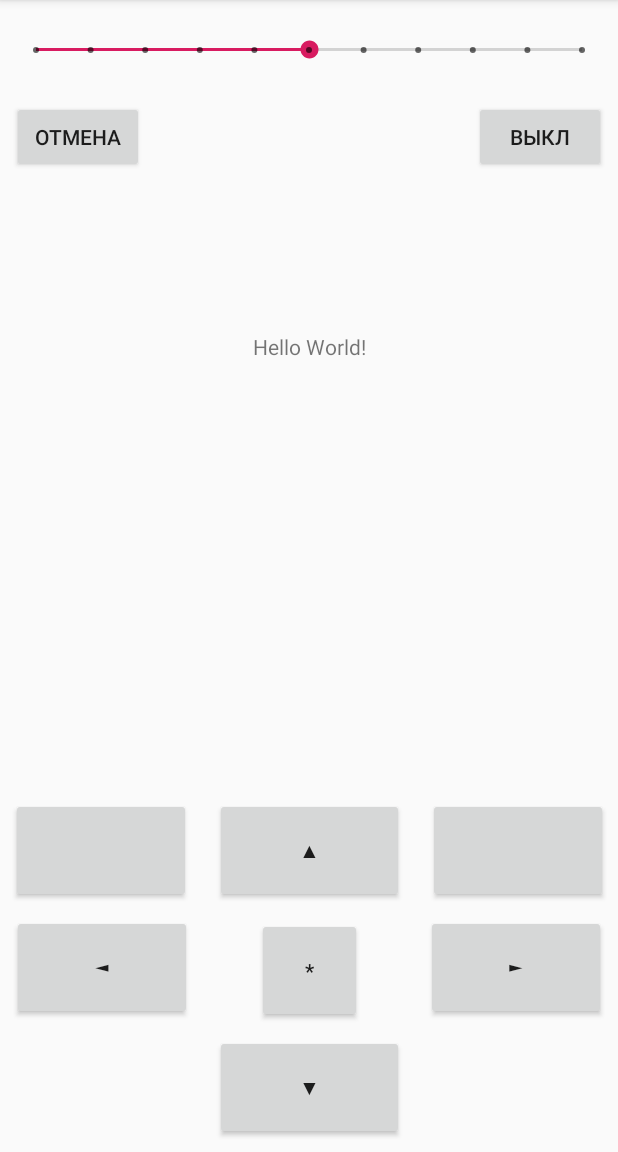
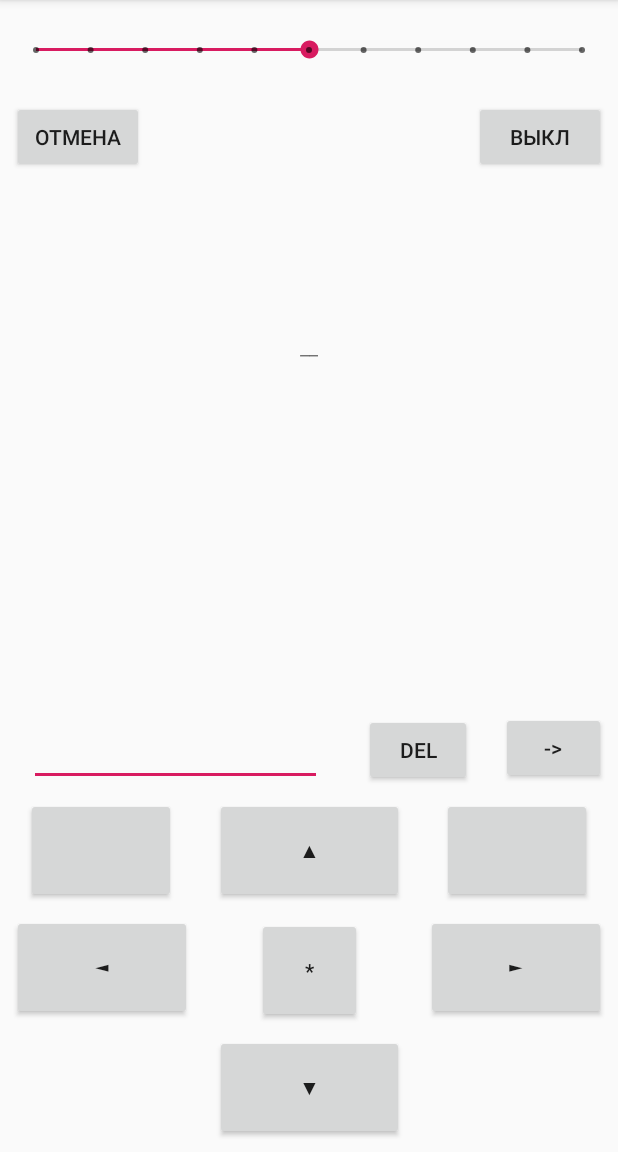
Before and after one commit to solovi4/ControllerPC, an Android app: the screen it shows after launch (MainActivity), on a phone screen of 412 x 824 dp, the part 84-1236 px from its top. Run offline under Robolectric (Android 15) with nearby library versions, the phone set to English and light mode, and no system bars.

Commit message:
Добавил ввод текста

```diff
--- a/app/src/main/java/com/solovi4/controllerpc/Commander.java
+++ b/app/src/main/java/com/solovi4/controllerpc/Commander.java
@@ -45,4 +45,11 @@ public class Commander {
         soapCall.execute();
     }
 
+    public void SendText(String text) {
+        SoapCall soapCall = new SoapCall(address);;
+        soapCall.SetMethodName("SendText");
+        soapCall.AddProperty("text", text);
+        soapCall.execute();
+    }
+
 }
--- a/app/src/main/java/com/solovi4/controllerpc/MainActivity.java
+++ b/app/src/main/java/com/solovi4/controllerpc/MainActivity.java
@@ -10,6 +10,7 @@ import android.view.MenuInflater;
 import android.view.MenuItem;
 import android.view.View;
 import android.widget.Button;
+import android.widget.EditText;
 import android.widget.SeekBar;
 import android.widget.TextView;
 
@@ -19,7 +20,7 @@ public class MainActivity extends AppCompatActivity {
     private Commander commander;
     private PreferencesManager preferencesManager;
     private Button moveCursorButton;
-
+    private EditText editText;
     private CursorSensorController cursorSensorController;
     private MySeekBarListener mySeekBarListener;
 
@@ -56,6 +57,7 @@ public class MainActivity extends AppCompatActivity {
         moveCursoreDownButton.setOnTouchListener(cursorButtonControllerDown);
 
         textView = findViewById(R.id.textView);
+        editText = findViewById(R.id.editText);
     }
 
 
@@ -101,4 +103,13 @@ public class MainActivity extends AppCompatActivity {
     public void buttonMouseRight_Click(View view) {
         commander.MouseRightClick();
     }
+
+    public void buttonSendText_click(View view) {
+        String text = editText.getText().toString();
+        commander.SendText(text);
+    }
+
+    public void buttonDel_click(View view) {
+        commander.SendText("{BACKSPACE}");
+    }
 }
--- a/app/src/main/res/layout/activity_main.xml
+++ b/app/src/main/res/layout/activity_main.xml
@@ -10,7 +10,7 @@
         android:id="@+id/textView"
         android:layout_width="wrap_content"
         android:layout_height="wrap_content"
-        android:text="Hello World!"
+        android:text="__"
         app:layout_constraintBottom_toBottomOf="parent"
         app:layout_constraintLeft_toLeftOf="parent"
         app:layout_constraintRight_toRightOf="parent"
@@ -45,7 +45,7 @@
 
     <Button
         android:id="@+id/buttonMouseLeft"
-        android:layout_width="120dp"
+        android:layout_width="100dp"
         android:layout_height="70dp"
         android:layout_marginStart="8dp"
         android:layout_marginEnd="8dp"
@@ -57,7 +57,7 @@
 
     <Button
         android:id="@+id/buttonMouseRight"
-        android:layout_width="120dp"
+        android:layout_width="100dp"
         android:layout_height="70dp"
         android:layout_marginStart="8dp"
         android:layout_marginEnd="8dp"
@@ -137,4 +137,41 @@
         app:layout_constraintEnd_toEndOf="parent"
         app:layout_constraintStart_toStartOf="parent" />
 
+    <EditText
+        android:id="@+id/editText"
+        android:layout_width="195dp"
+        android:layout_height="wrap_content"
+        android:layout_marginStart="8dp"
+        android:layout_marginEnd="8dp"
+        android:layout_marginBottom="8dp"
+        android:ems="10"
+        android:inputType="text"
+        app:layout_constraintBottom_toTopOf="@+id/buttonCursorUp"
+        app:layout_constraintEnd_toStartOf="@+id/buttonDel"
+        app:layout_constraintStart_toStartOf="parent" />
+
+    <Button
+        android:id="@+id/buttonSendText"
+        android:layout_width="70dp"
+        android:layout_height="wrap_content"
+        android:layout_marginEnd="8dp"
+        android:layout_marginBottom="9dp"
+        android:onClick="buttonSendText_click"
+        android:text="->"
+        app:layout_constraintBottom_toTopOf="@+id/buttonMouseRight"
+        app:layout_constraintEnd_toEndOf="parent" />
+
+    <Button
+        android:id="@+id/buttonDel"
+        android:layout_width="72dp"
+        android:layout_height="wrap_content"
+        android:layout_marginStart="8dp"
+        android:layout_marginEnd="8dp"
+        android:layout_marginBottom="8dp"
+        android:onClick="buttonDel_click"
+        android:text="del"
+        app:layout_constraintBottom_toTopOf="@+id/buttonMouseRight"
+        app:layout_constraintEnd_toStartOf="@+id/buttonSendText"
+        app:layout_constraintStart_toEndOf="@+id/editText" />
+
 </android.support.constraint.ConstraintLayout>
```
